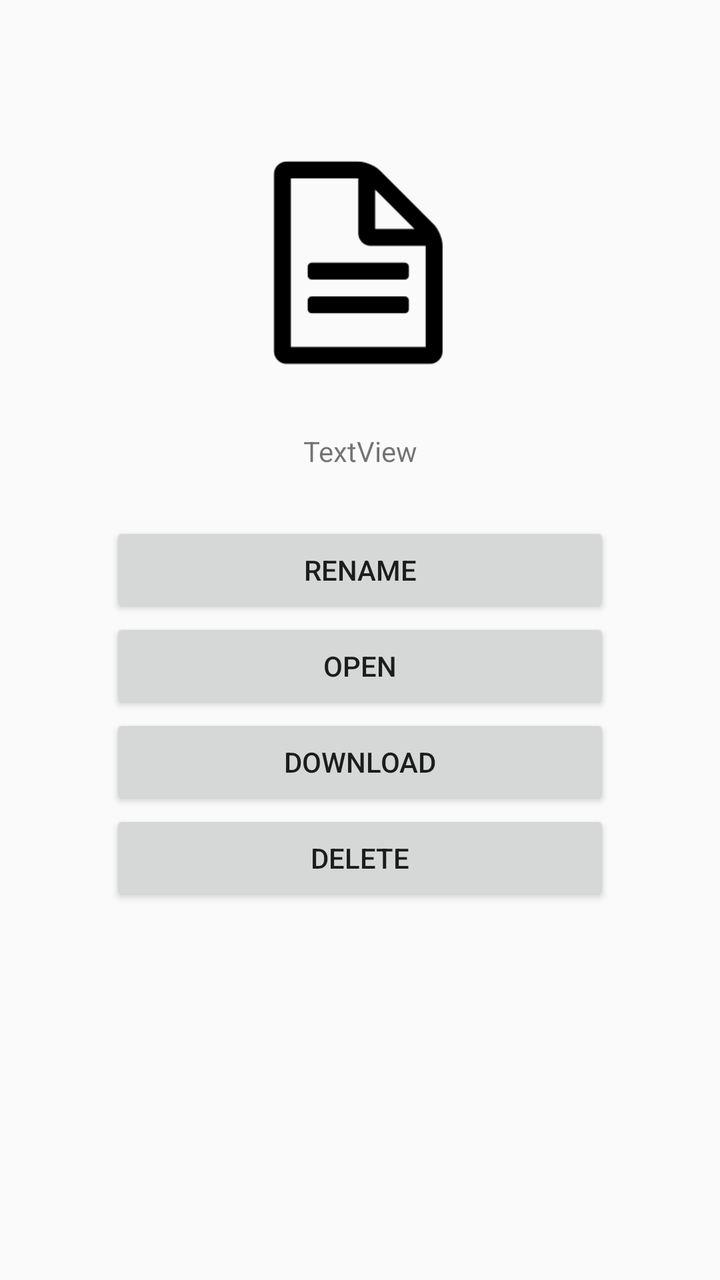
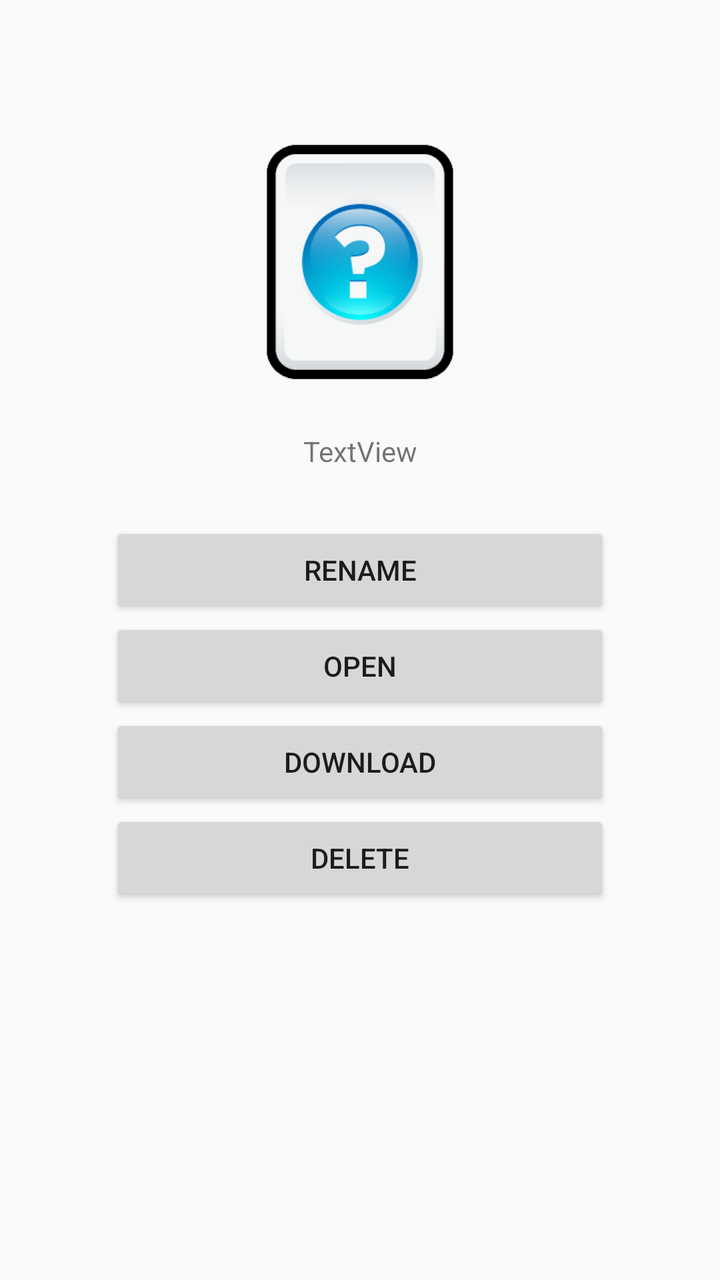

Two renders of the same Android screen: before a commit and after it. Below are the layout's source before the change and the commit's diff.
<!-- AndroidManifest.xml: application theme AppTheme -->
<!-- res/layout/activity_detail_view.xml -->
<?xml version="1.0" encoding="utf-8"?>
<LinearLayout xmlns:android="http://schemas.android.com/apk/res/android"
    xmlns:app="http://schemas.android.com/apk/res-auto"
    xmlns:tools="http://schemas.android.com/tools"
    android:layout_width="match_parent"
    android:layout_height="match_parent"
    android:orientation="vertical"
    tools:context=".DetailViewActivity">

    <ImageView
        android:id="@+id/ivDetailFiletype"
        android:layout_width="match_parent"
        android:layout_height="118dp"
        android:layout_marginTop="72dp"
        app:layout_constraintEnd_toEndOf="parent"
        app:layout_constraintStart_toStartOf="parent"
        app:layout_constraintTop_toTopOf="parent"
        app:srcCompat="@drawable/file" />

    <TextView
        android:id="@+id/tvFileName"
        android:layout_width="match_parent"
        android:layout_height="61dp"
        android:layout_marginTop="5dp"
        android:layout_marginBottom="5dp"
        android:gravity="center_horizontal|center_vertical"
        android:text="TextView" />

    <Button
        android:id="@+id/btRename"
        android:layout_width="250dp"
        android:layout_height="wrap_content"
        android:layout_gravity="center_horizontal"
        android:text="Rename" />

    <Button
        android:id="@+id/btOpen"
        android:layout_width="250dp"
        android:layout_height="wrap_content"
        android:layout_gravity="center_horizontal"
        android:text="Open" />

    <Button
        android:id="@+id/btDownload"
        android:layout_width="250dp"
        android:layout_height="wrap_content"
        android:layout_gravity="center_horizontal"
        android:text="download" />

    <Button
        android:id="@+id/btDelete"
        android:layout_width="250dp"
        android:layout_height="wrap_content"
        android:layout_gravity="center_horizontal"
        android:text="Delete" />

</LinearLayout>
<!-- resources referenced by this layout -->
<resources>
  <!-- drawable file: png bitmap (drawable, 2215 bytes) -->
  <style name="AppTheme" parent="Theme.AppCompat.Light.DarkActionBar">
          
          <item name="colorPrimary">@color/colorPrimary</item>
          <item name="colorPrimaryDark">@color/colorPrimaryDark</item>
          <item name="colorAccent">@color/colorAccent</item>
      </style>
  <color name="colorPrimary">#008577</color>
  <color name="colorPrimaryDark">#00574B</color>
  <color name="colorAccent">#D81B60</color>
</resources>

<!-- the commit's change to res/layout/activity_detail_view.xml (unified diff, before → after) -->
@@ -15,7 +15,7 @@
         app:layout_constraintEnd_toEndOf="parent"
         app:layout_constraintStart_toStartOf="parent"
         app:layout_constraintTop_toTopOf="parent"
-        app:srcCompat="@drawable/file" />
+        app:srcCompat="@drawable/unknown" />
 
     <TextView
         android:id="@+id/tvFileName"
<!-- resource entries referenced after the edit -->
@@ -1,6 +1,6 @@
 <!-- resources referenced by this layout -->
 <resources>
-  <!-- drawable file: png bitmap (drawable, 2215 bytes) -->
+  <!-- drawable unknown: png bitmap (drawable, 10240 bytes) -->
   <style name="AppTheme" parent="Theme.AppCompat.Light.DarkActionBar">
           
           <item name="colorPrimary">@color/colorPrimary</item>
